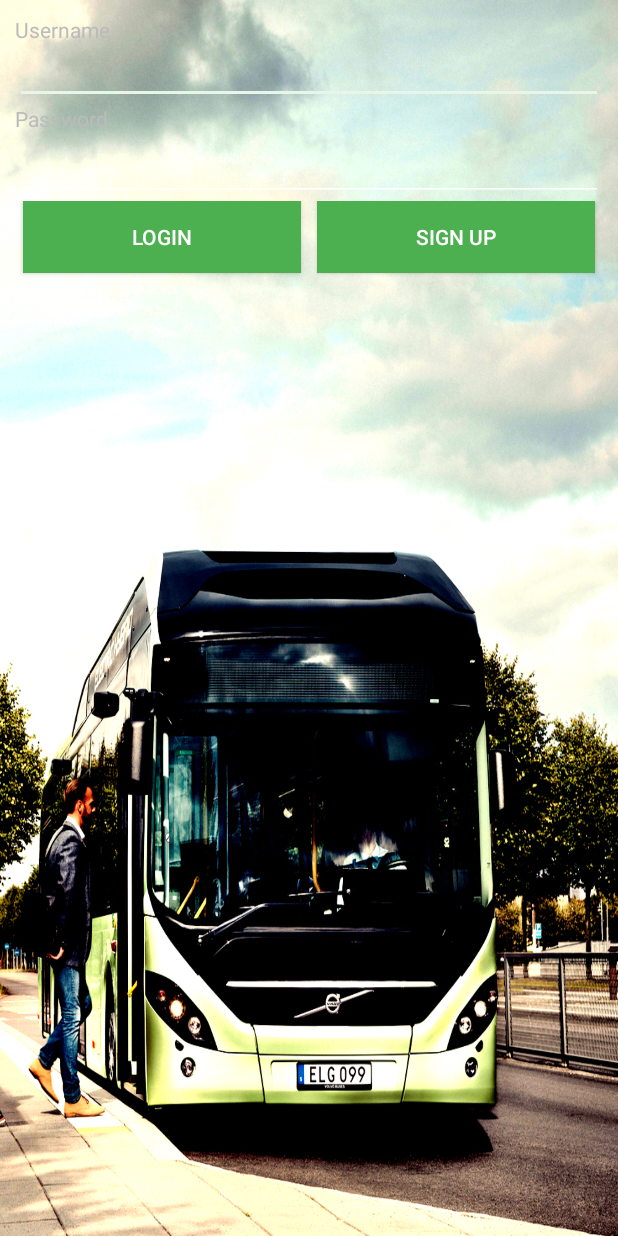
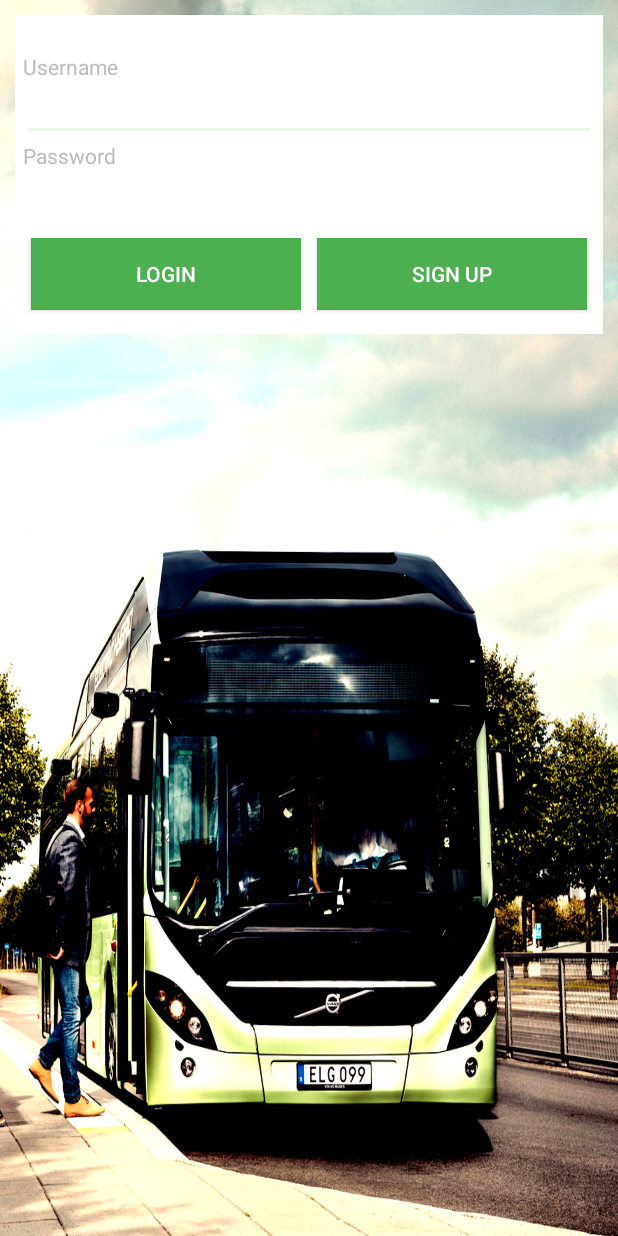
Before and after one commit to henriknilson/hiHats, an Android app: the LogInAndSignUpActivity screen opened directly, with no data from a screen before it, on a phone screen of 412 x 824 dp. Run offline under Robolectric (Android 15) with nearby library versions, the light colour scheme and no system bars; libraries missing offline, so code that uses them is left out: com.parse.

Commit message:
more style changes on log in screen

```diff
--- a/app/src/main/res/layout/loginandsignup.xml
+++ b/app/src/main/res/layout/loginandsignup.xml
@@ -5,6 +5,19 @@
     android:orientation="vertical"
     android:padding="10dip"
     android:background="@drawable/background" >
+    <LinearLayout
+        android:layout_width="fill_parent"
+        android:layout_height="wrap_content"
+        android:orientation="vertical"
+        android:padding="5dp"
+        android:background="@color/my_primary_text">
+
+        <TextView
+            android:id="@+id/txtlogintitle"
+            android:layout_width="fill_parent"
+            android:layout_height="wrap_content"
+            android:text="@string/LogInTitle"
+            android:textColor="@color/my_primary_text" />
 
         <TextView
             android:id="@+id/txtusername"
@@ -62,5 +75,5 @@
                 android:layout_gravity="right"
                 android:layout_margin="5dp"/>
         </LinearLayout>
-
+    </LinearLayout>
 </RelativeLayout>
```
Lines whose indentation alone changed are shown as unchanged.
